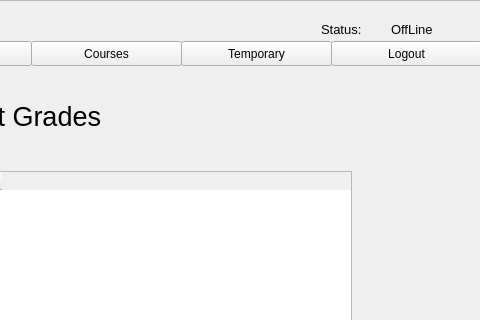
Above: resources/UI/selectCourseToAddGrade.ui from Poom1997/gman before the change; both pictures show x 420 to 900 and y 0 to 320 of the 900 by 600 pixel window. Below: the same form after it.
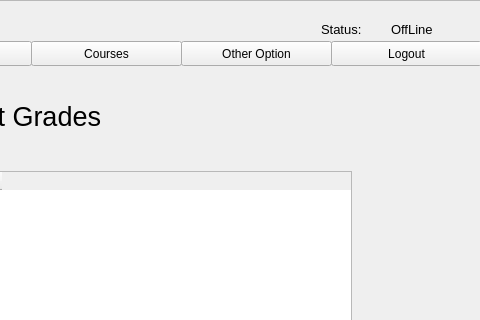
That is the form after the change.

The edit to the form file:
```diff
--- a/resources/UI/selectCourseToAddGrade.ui
+++ b/resources/UI/selectCourseToAddGrade.ui
@@ -62,7 +62,7 @@
       </rect>
      </property>
      <property name="text">
-      <string>Temporary</string>
+      <string>Other Option</string>
      </property>
     </widget>
     <widget class="QPushButton" name="profileButton">
```
Left out of the diff: 4 changed lines with no effect on the pictures.
